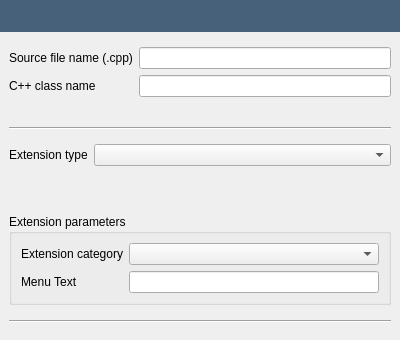
OpenFLUID/openfluid, file src/openfluid/ui/waresdev/CppPage.ui: the form before one commit.
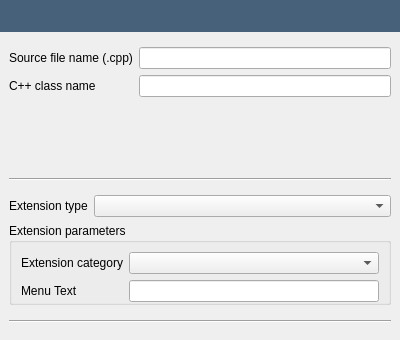
The form after the commit.

What changed in the file:
```diff
--- a/src/openfluid/ui/waresdev/CppPage.ui
+++ b/src/openfluid/ui/waresdev/CppPage.ui
@@ -116,7 +116,16 @@
       </layout>
      </item>
      <item>
-      <widget class="Line" name="BuilderExt_line">
+      <widget class="QWidget" name="BuilderExt_widget" native="true">
+       <layout class="QVBoxLayout" name="verticalLayout_6">
+        <property name="spacing">
+         <number>6</number>
+        </property>
+        <property name="margin">
+         <number>0</number>
+        </property>
+        <item>
+         <widget class="Line" name="BuilderExt_line_2">
        <property name="minimumSize">
         <size>
          <width>0</width>
@@ -129,7 +138,7 @@
       </widget>
      </item>
      <item>
-      <layout class="QFormLayout" name="formLayout_2">
+         <layout class="QFormLayout" name="formLayout_3">
        <property name="fieldGrowthPolicy">
         <enum>QFormLayout::AllNonFixedFieldsGrow</enum>
        </property>
@@ -150,11 +159,18 @@
        <property name="title">
         <string>Extension parameters</string>
        </property>
-       <layout class="QVBoxLayout" name="verticalLayout_2">
-        <item>
-         <layout class="QFormLayout" name="formLayout">
-          <property name="fieldGrowthPolicy">
-           <enum>QFormLayout::AllNonFixedFieldsGrow</enum>
+          <layout class="QFormLayout" name="formLayout_6">
+           <property name="leftMargin">
+            <number>9</number>
+           </property>
+           <property name="topMargin">
+            <number>9</number>
+           </property>
+           <property name="rightMargin">
+            <number>9</number>
+           </property>
+           <property name="bottomMargin">
+            <number>0</number>
           </property>
           <item row="0" column="0">
            <widget class="QLabel" name="BextCategory_label">
@@ -177,6 +193,7 @@
            <widget class="QLineEdit" name="BextMenutext_lineEdit"/>
           </item>
          </layout>
+         </widget>
         </item>
        </layout>
       </widget>
```
Left out of the diff: 6 changed lines with no effect on the pictures. Lines whose indentation alone changed are shown as unchanged.
